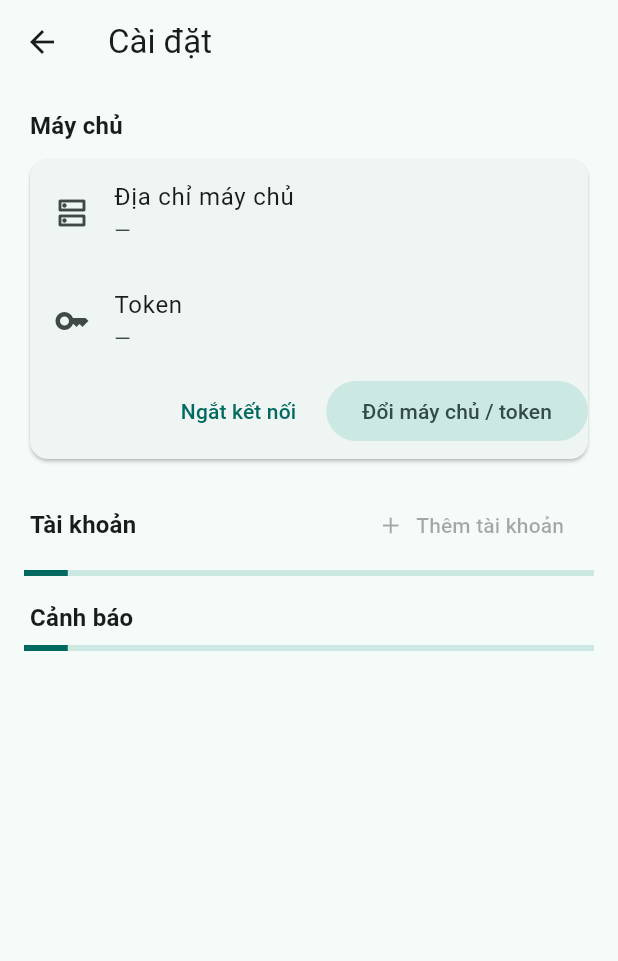
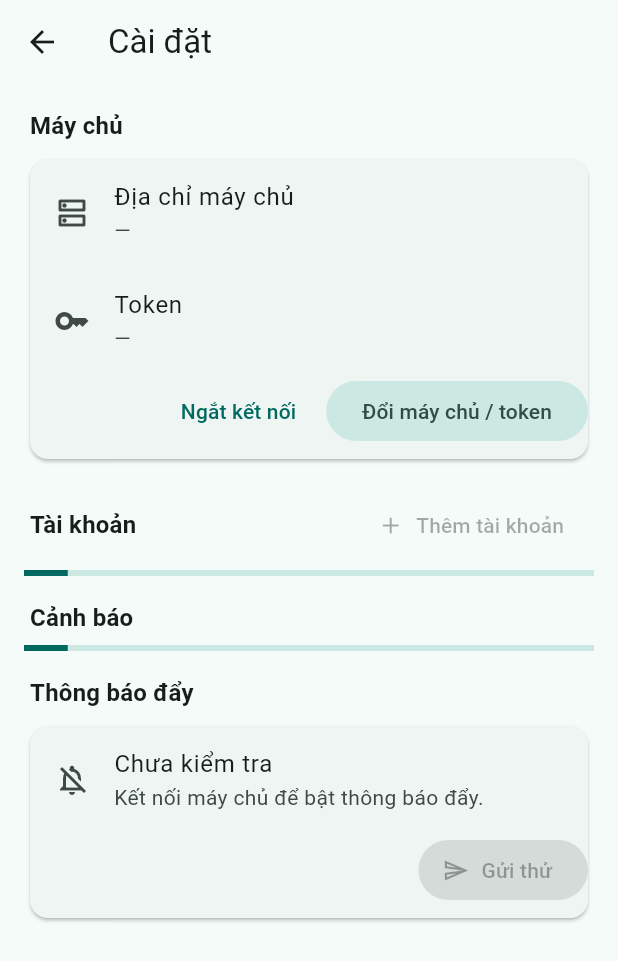
Before and after one commit to CyrusDev1512/PersonalApp, a Flutter app: the SettingsScreen screen opened directly, on a phone screen of 412 x 824 dp. Shown: the top 961 px of the screen. Run offline on Flutter 3.47's test engine with Material 3 defaults, Android fonts, the phone set to English and light mode, and no system bars; our stand-ins replace firebase_core, firebase_messaging, shared_preferences; accounts and stored records are empty.

Commit message:
WIP: Flutter forecast card on the dashboard
Co-Authored-By: Claude Opus 5.5 <noreply@anthropic.com>
Claude-Session: https://claude.ai/code/session_01RMJPJK3CQRfNkoveDHcPKQ

```diff
--- a/mobile/lib/screens/dashboard_screen.dart
+++ b/mobile/lib/screens/dashboard_screen.dart
@@ -9,6 +9,7 @@ import '../utils/dates.dart';
 import '../widgets/account_dialog.dart';
 import '../widgets/alert_tile.dart';
 import '../widgets/common.dart';
+import '../widgets/forecast_card.dart';
 import '../widgets/goal_card.dart';
 import '../widgets/status_banner.dart';
 import 'goal_form_screen.dart';
@@ -89,6 +90,10 @@ class _DashboardBody extends StatelessWidget {
         _BalanceCard(summary: summary, now: state.now()),
         const SizedBox(height: 12),
         StatusBanner(level: summary.level, reason: summary.levelReason, waitingIncome: summary.waitingIncome),
+        if (ForecastCard.shouldShow(summary.forecast)) ...[
+          const SizedBox(height: 12),
+          ForecastCard(forecast: summary.forecast, month: summary.month),
+        ],
         if (needsBalance && client != null) ...[
           const SizedBox(height: 12),
           _UnknownBalanceCard(summary: summary, client: client, onSaved: state.load),
--- a/mobile/lib/screens/settings_screen.dart
+++ b/mobile/lib/screens/settings_screen.dart
@@ -1,3 +1,5 @@
+import 'dart:async';
+
 import 'package:flutter/material.dart';
 import 'package:flutter/services.dart';
 import 'package:provider/provider.dart';
@@ -5,12 +7,13 @@ import 'package:provider/provider.dart';
 import '../api/api_client.dart';
 import '../models/models.dart';
 import '../state/app_state.dart';
+import '../state/push_controller.dart';
 import '../utils/currency.dart';
 import '../widgets/account_dialog.dart';
 import '../widgets/common.dart';
 import 'connect_screen.dart';
 
-/// Màn "Cài đặt": máy chủ, tài khoản, ngưỡng cảnh báo, lương dự kiến.
+/// Màn "Cài đặt": máy chủ, tài khoản, ngưỡng cảnh báo, lương dự kiến, thông báo đẩy.
 class SettingsScreen extends StatefulWidget {
   const SettingsScreen({super.key, this.active = true});
 
@@ -66,6 +69,7 @@ class _SettingsScreenState extends State<SettingsScreen> {
   Future<void> _load() async {
     final client = _client;
     if (client == null) return;
+    unawaited(Provider.of<PushController?>(context, listen: false)?.refreshServerStatus());
     setState(() => _error = null);
     try {
       final results = await Future.wait([client.listAccounts(), client.getSettings()]);
@@ -233,6 +237,8 @@ class _SettingsScreenState extends State<SettingsScreen> {
             _buildAccounts(theme),
             const SectionHeader('Cảnh báo'),
             _buildSettingsForm(theme),
+            const SectionHeader('Thông báo đẩy'),
+            const _PushSection(),
           ],
         ),
       ),
@@ -397,3 +403,92 @@ class _SettingsScreenState extends State<SettingsScreen> {
     );
   }
 }
+
+/// Mục "Thông báo đẩy": trạng thái đăng ký push của máy này + nút "Gửi thử".
+class _PushSection extends StatefulWidget {
+  const _PushSection();
+
+  @override
+  State<_PushSection> createState() => _PushSectionState();
+}
+
+class _PushSectionState extends State<_PushSection> {
+  bool _sending = false;
+
+  Future<void> _sendTest(PushController push) async {
+    setState(() => _sending = true);
+    try {
+      final result = await push.sendTest();
+      if (!mounted) return;
+      showInfo(
+        context,
+        result.pushEnabled
+            ? 'Đã gửi thông báo thử, chờ vài giây.'
+            : 'Máy chủ chưa cấu hình Firebase nên chưa gửi được thông báo thử.',
+      );
+    } on ApiException catch (e) {
+      if (mounted) showError(context, e);
+    } finally {
+      if (mounted) setState(() => _sending = false);
+    }
+  }
+
+  static String _help(PushController push) => switch (push.status) {
+    PushStatus.idle => 'Kết nối máy chủ để bật thông báo đẩy.',
+    PushStatus.checking => 'Đang đăng ký máy này với máy chủ…',
+    PushStatus.notAvailableInBuild =>
+      'Bản build này chưa có Firebase — xem README (mục "Thông báo đẩy"). '
+          'Cảnh báo vẫn có ở tab Cảnh báo và Telegram.',
+    PushStatus.permissionDenied =>
+      'Bật quyền thông báo cho "Chi tiêu" trong Cài đặt của điện thoại rồi bấm "Thử lại".',
+    PushStatus.serverNotConfigured => [
+      'Máy chủ chưa cấu hình Firebase (service account FCM) — xem README.',
+      ?push.serverError,
+    ].join(' '),
+    PushStatus.enabled => 'Máy chủ sẽ gửi các cảnh báo quan trọng tới máy này. Bấm "Gửi thử" để kiểm tra.',
+    PushStatus.error => push.errorMessage ?? 'Không bật được thông báo đẩy.',
+  };
+
+  @override
+  Widget build(BuildContext context) {
+    final push = Provider.of<PushController?>(context);
+    if (push == null) return const SizedBox.shrink();
+    final status = push.status;
+    final enabled = status == PushStatus.enabled;
+    final warn = status == PushStatus.error || status == PushStatus.permissionDenied;
+    final canRetry = warn || status == PushStatus.serverNotConfigured;
+    return Card(
+      child: Column(
+        children: [
+          ListTile(
+            key: const Key('push_status'),
+            leading: Icon(
+              enabled ? Icons.notifications_active_outlined : Icons.notifications_off_outlined,
+              color: enabled
+                  ? Colors.green.shade700
+                  : warn
+                  ? Colors.amber.shade800
+                  : null,
+            ),
+            title: Text(status == PushStatus.error ? '${status.label}: không bật được' : status.label),
+            subtitle: Text(_help(push)),
+          ),
+          OverflowBar(
+            alignment: MainAxisAlignment.end,
+            spacing: 8,
+            children: [
+              if (canRetry) TextButton(onPressed: push.retry, child: const Text('Thử lại')),
+              FilledButton.tonalIcon(
+                key: const Key('push_test'),
+                onPressed: push.canSendTest && !_sending ? () => _sendTest(push) : null,
+                icon: const Icon(Icons.send_outlined),
+                label: Text(_sending ? 'Đang gửi…' : 'Gửi thử'),
+              ),
+            ],
+          ),
+          const SizedBox(height: 8),
+        ],
+      ),
+    );
+  }
+}
```
Also changed, not shown: mobile/lib/widgets/forecast_card.dart (added, +220 -0 lines).
